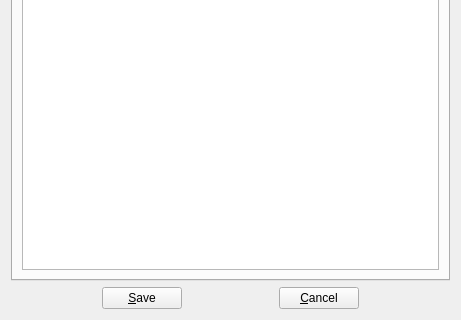
Before: the Qt Designer form vlc-record/forms/csettingsdlg.ui in code-google-com/vlc-record, drawn with Qt 5; both pictures show x 0 to 461 and y 204 to 524 of the 461 by 524 pixel window.
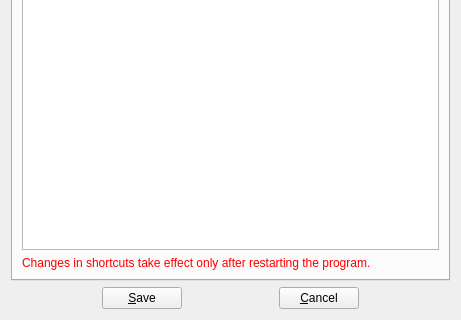
After: the same form once the commit is applied. The open tabs and pages were chosen to show the change. Icons and pictures are not drawn.

Patch:
```diff
--- a/vlc-record/forms/csettingsdlg.ui
+++ b/vlc-record/forms/csettingsdlg.ui
@@ -713,6 +713,23 @@
          </column>
         </widget>
        </item>
+       <item row="1" column="0">
+        <widget class="QLabel" name="labShortCutNote">
+         <property name="font">
+          <font>
+           <pointsize>9</pointsize>
+          </font>
+         </property>
+         <property name="styleSheet">
+          <string notr="true">QLabel#labShortCutNote {
+color: red;
+}</string>
+         </property>
+         <property name="text">
+          <string>Changes in shortcuts take effect only after restarting the program.</string>
+         </property>
+        </widget>
+       </item>
       </layout>
      </widget>
      <widget class="QWidget" name="tabRegister">
```
